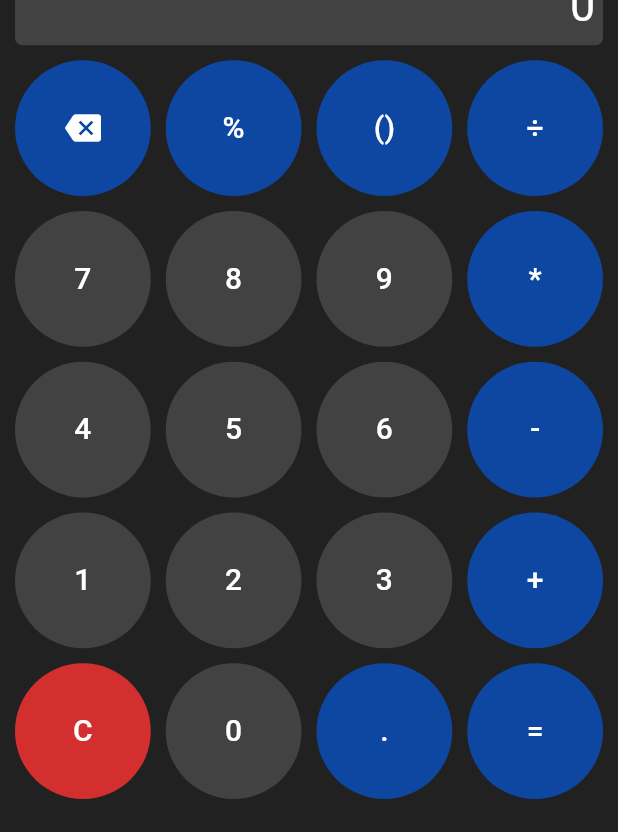
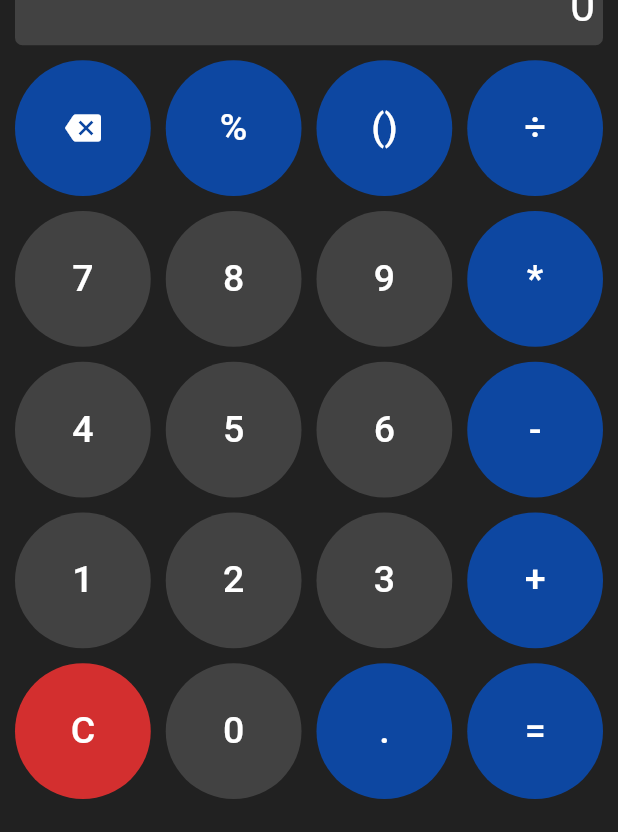
Before and after one commit to Grld-Andy/Flut_Calculator, a Flutter app: the screen it shows after launch, on a phone screen of 412 x 824 dp. Shown: the part 310-1142 px from the top of the screen. Run offline on Flutter 3.47's test engine with Material 3 defaults, Android fonts, the phone set to English and light mode, and no system bars; missing offline and left inert: function_tree.

Commit message:
style: increase button text size

```diff
--- a/lib/screens/main_view.dart
+++ b/lib/screens/main_view.dart
@@ -139,7 +139,7 @@ class _MainViewState extends State<MainView> {
                         buttonText,
                         style: TextStyle(
                           color: Colors.white,
-                          fontSize: 20
+                          fontSize: 25
                         ),
                       ),
                     );
```
